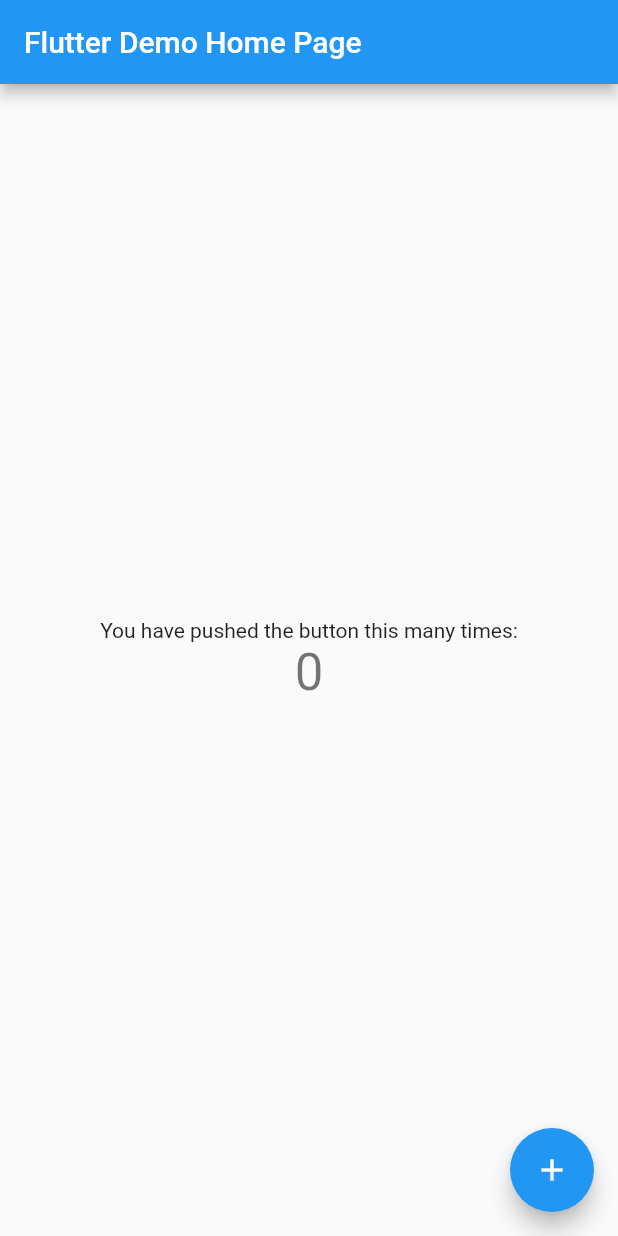
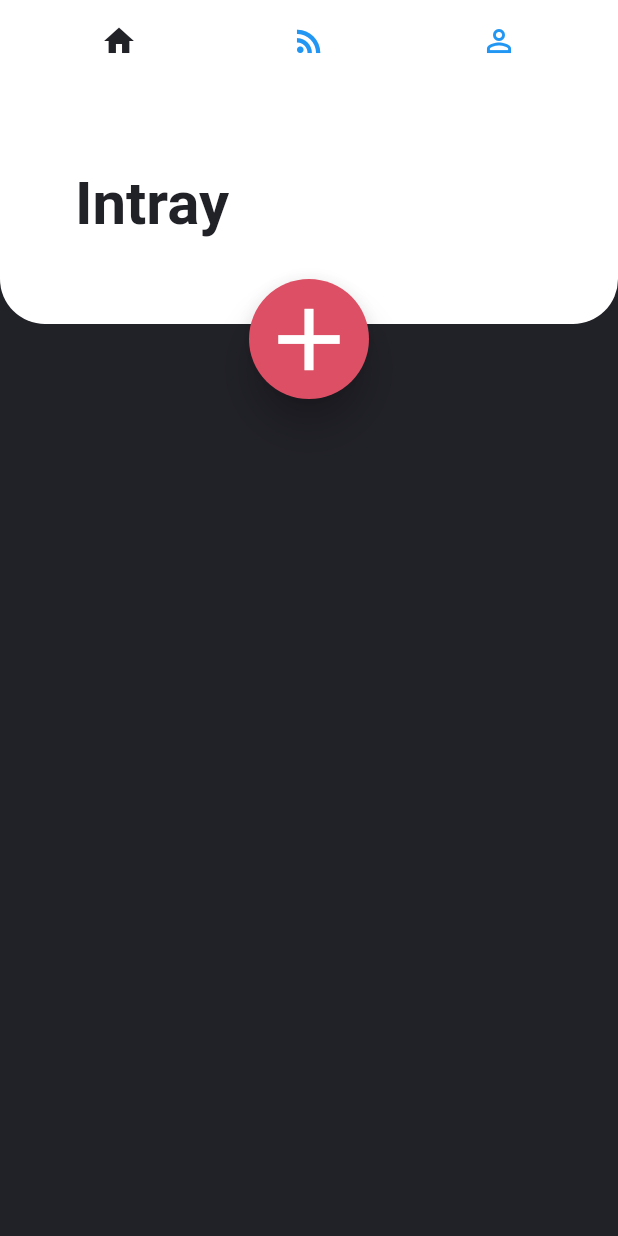
Before and after one commit to Vijay1712/Productivity-App, a Flutter app: the screen it shows after launch, on a phone screen of 412 x 824 dp. Run offline on Flutter 3.47's test engine with Material 2 defaults, Android fonts, the phone set to English and light mode, and no system bars; Roboto replaces fonts that are missing (Avenir).

Commit message:
Create Intray Top and Bpttom bar

```diff
--- a/App/todoapp/lib/main.dart
+++ b/App/todoapp/lib/main.dart
@@ -1,4 +1,5 @@
 import 'package:flutter/material.dart';
+import 'models/global.dart';
 
 void main() => runApp(MyApp());
 
@@ -7,20 +8,12 @@ class MyApp extends StatelessWidget {
   @override
   Widget build(BuildContext context) {
     return MaterialApp(
-      title: 'Flutter Demo',
+      title: 'Vijays App',
       theme: ThemeData(
-        // This is the theme of your application.
-        //
-        // Try running your application with "flutter run". You'll see the
-        // application has a blue toolbar. Then, without quitting the app, try
-        // changing the primarySwatch below to Colors.green and then invoke
-        // "hot reload" (press "r" in the console where you ran "flutter run",
-        // or simply save your changes to "hot reload" in a Flutter IDE).
-        // Notice that the counter didn't reset back to zero; the application
-        // is not restarted.
+
         primarySwatch: Colors.blue,
       ),
-      home: MyHomePage(title: 'Flutter Demo Home Page'),
+      home: MyHomePage(title: 'WTF'),
     );
   }
 }
@@ -28,14 +21,6 @@ class MyApp extends StatelessWidget {
 class MyHomePage extends StatefulWidget {
   MyHomePage({Key key, this.title}) : super(key: key);
 
-  // This widget is the home page of your application. It is stateful, meaning
-  // that it has a State object (defined below) that contains fields that affect
-  // how it looks.
-
-  // This class is the configuration for the state. It holds the values (in this
-  // case the title) provided by the parent (in this case the App widget) and
-  // used by the build method of the State. Fields in a Widget subclass are
-  // always marked "final".
 
   final String title;
 
@@ -44,68 +29,85 @@ class MyHomePage extends StatefulWidget {
 }
 
 class _MyHomePageState extends State<MyHomePage> {
-  int _counter = 0;
-
-  void _incrementCounter() {
-    setState(() {
-      // This call to setState tells the Flutter framework that something has
-      // changed in this State, which causes it to rerun the build method below
-      // so that the display can reflect the updated values. If we changed
-      // _counter without calling setState(), then the build method would not be
-      // called again, and so nothing would appear to happen.
-      _counter++;
-    });
-  }
-
   @override
   Widget build(BuildContext context) {
-    // This method is rerun every time setState is called, for instance as done
-    // by the _incrementCounter method above.
-    //
-    // The Flutter framework has been optimized to make rerunning build methods
-    // fast, so that you can just rebuild anything that needs updating rather
-    // than having to individually change instances of widgets.
-    return Scaffold(
-      appBar: AppBar(
-        // Here we take the value from the MyHomePage object that was created by
-        // the App.build method, and use it to set our appbar title.
-        title: Text(widget.title),
-      ),
-      body: Center(
-        // Center is a layout widget. It takes a single child and positions it
-        // in the middle of the parent.
-        child: Column(
-          // Column is also a layout widget. It takes a list of children and
-          // arranges them vertically. By default, it sizes itself to fit its
-          // children horizontally, and tries to be as tall as its parent.
-          //
-          // Invoke "debug painting" (press "p" in the console, choose the
-          // "Toggle Debug Paint" action from the Flutter Inspector in Android
-          // Studio, or the "Toggle Debug Paint" command in Visual Studio Code)
-          // to see the wireframe for each widget.
-          //
-          // Column has various properties to control how it sizes itself and
-          // how it positions its children. Here we use mainAxisAlignment to
-          // center the children vertically; the main axis here is the vertical
-          // axis because Columns are vertical (the cross axis would be
-          // horizontal).
-          mainAxisAlignment: MainAxisAlignment.center,
-          children: <Widget>[
-            Text(
-              'You have pushed the button this many times:',
+
+    return MaterialApp(
+        color: Colors.yellow,
+        home: SafeArea(
+                  child: DefaultTabController(
+            length: 3,
+            child: new Scaffold(
+              body: Stack(
+                  children: <Widget> [
+                    TabBarView(
+                  children: [
+                    new Container(
+                      color: darkGreyColor,
+                    ),
+                    new Container(color: Colors.orange,),
+                    new Container(
+                      color: Colors.lightGreen,
+                    ),
+                  ],
+                ),
+                Container(
+                  padding: EdgeInsets.only(left:50),
+                  height:160,
+                  decoration: BoxDecoration(
+                    borderRadius: BorderRadius.only(
+                      bottomLeft: Radius.circular(30),
+                      bottomRight: Radius.circular(30)
+                    ),
+                    color:Colors.white,
+                  ),
+                  child: Row(
+                    mainAxisAlignment: MainAxisAlignment.spaceBetween,
+                    children: <Widget>[
+                      Text("Intray", style: intrayTitleStyle,),
+                      Container(),
+                    ],
+                  )
+                ),
+                Container(
+                  height: 80,
+                  width: 80,
+                  margin: EdgeInsets.only(top: 130, left: MediaQuery.of(context).size.width*0.5-40),
+                  child: FloatingActionButton(
+                    elevation: 10,
+                    child: Icon(Icons.add, size: 70,),
+                    backgroundColor: redColor,
+                    onPressed: () {},
+                  ),
+                )
+                  ]
+              ),
+              appBar: AppBar(
+                elevation:0,
+                  title: new TabBar(
+                  tabs: [
+                    Tab(
+                      icon: new Icon(Icons.home),
+                    ),
+                    Tab(
+                      icon: new Icon(Icons.rss_feed),
+                    ),
+                    Tab(
+                      icon: new Icon(Icons.perm_identity),
+                    ),
+                  ],
+                  labelColor: darkGreyColor,
+                  unselectedLabelColor: Colors.blue,
+                  indicatorSize: TabBarIndicatorSize.label,
+                  indicatorPadding: EdgeInsets.all(5.0),
+                  indicatorColor: Colors.transparent,
+                ),
+                backgroundColor: Colors.white,
+              ),
+              backgroundColor: Colors.white,
             ),
-            Text(
-              '$_counter',
-              style: Theme.of(context).textTheme.display1,
-            ),
-          ],
+          ),
         ),
-      ),
-      floatingActionButton: FloatingActionButton(
-        onPressed: _incrementCounter,
-        tooltip: 'Increment',
-        child: Icon(Icons.add),
-      ), // This trailing comma makes auto-formatting nicer for build methods.
     );
   }
 }
--- /dev/null
+++ b/App/todoapp/lib/models/global.dart
@@ -0,0 +1,6 @@
+import 'package:flutter/material.dart';
+
+Color darkGreyColor = new Color(0xFF212128);
+Color redColor = new Color(0xFFDC4F64);
+
+TextStyle intrayTitleStyle = new TextStyle(fontFamily: 'Avenir', fontWeight: FontWeight.bold, color: darkGreyColor, fontSize: 40);
```
